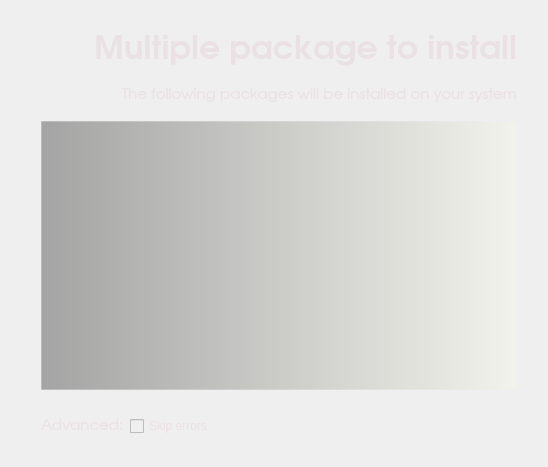
First picture: the form in modules_uic/multipleinstallator.ui, repository hmikihth/package-wizard, before the edit.
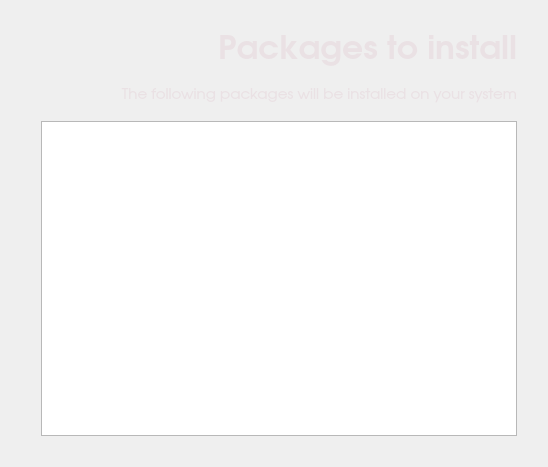
Second picture: the form after the edit.

```diff
--- a/modules_uic/multipleinstallator.ui
+++ b/modules_uic/multipleinstallator.ui
@@ -11,7 +11,7 @@
    </rect>
   </property>
   <property name="windowTitle">
-   <string>Installator</string>
+   <string>Informations</string>
   </property>
   <property name="styleSheet">
    <string>color: rgb(234, 225, 228);</string>
@@ -20,150 +20,7 @@
    <item row="5" column="1">
     <layout class="QVBoxLayout" name="verticalLayout">
      <item>
-      <widget class="QListWidget" name="listInstallator">
-       <property name="sizePolicy">
-        <sizepolicy hsizetype="Expanding" vsizetype="Expanding">
-         <horstretch>0</horstretch>
-         <verstretch>0</verstretch>
-        </sizepolicy>
-       </property>
-       <property name="minimumSize">
-        <size>
-         <width>0</width>
-         <height>0</height>
-        </size>
-       </property>
-       <property name="styleSheet">
-        <string notr="true">#listInstallator{background-color: qlineargradient(spread:pad, x1:0, y1:0, x2:1, y2:0, stop:0 rgba(0, 0, 0, 81), stop:0.00537634 rgba(0, 0, 0, 80), stop:1 rgba(250, 250, 230, 80));
-
-border: 1px solid rgb(236, 236, 236, 80);}</string>
-       </property>
-       <property name="frameShape">
-        <enum>QFrame::NoFrame</enum>
-       </property>
-       <property name="frameShadow">
-        <enum>QFrame::Sunken</enum>
-       </property>
-       <property name="dragDropMode">
-        <enum>QAbstractItemView::NoDragDrop</enum>
-       </property>
-       <property name="alternatingRowColors">
-        <bool>false</bool>
-       </property>
-       <property name="textElideMode">
-        <enum>Qt::ElideRight</enum>
-       </property>
-       <property name="verticalScrollMode">
-        <enum>QAbstractItemView::ScrollPerPixel</enum>
-       </property>
-       <property name="horizontalScrollMode">
-        <enum>QAbstractItemView::ScrollPerPixel</enum>
-       </property>
-       <property name="movement">
-        <enum>QListView::Static</enum>
-       </property>
-       <property name="flow">
-        <enum>QListView::LeftToRight</enum>
-       </property>
-       <property name="isWrapping" stdset="0">
-        <bool>true</bool>
-       </property>
-       <property name="resizeMode">
-        <enum>QListView::Adjust</enum>
-       </property>
-       <property name="layoutMode">
-        <enum>QListView::SinglePass</enum>
-       </property>
-       <property name="spacing">
-        <number>0</number>
-       </property>
-       <property name="gridSize">
-        <size>
-         <width>170</width>
-         <height>180</height>
-        </size>
-       </property>
-       <property name="viewMode">
-        <enum>QListView::IconMode</enum>
-       </property>
-       <property name="modelColumn">
-        <number>0</number>
-       </property>
-       <property name="uniformItemSizes">
-        <bool>true</bool>
-       </property>
-       <property name="batchSize">
-        <number>1</number>
-       </property>
-       <property name="wordWrap">
-        <bool>true</bool>
-       </property>
-       <property name="selectionRectVisible">
-        <bool>true</bool>
-       </property>
-      </widget>
-     </item>
-     <item>
-      <spacer name="verticalSpacer_3">
-       <property name="orientation">
-        <enum>Qt::Vertical</enum>
-       </property>
-       <property name="sizeType">
-        <enum>QSizePolicy::Fixed</enum>
-       </property>
-       <property name="sizeHint" stdset="0">
-        <size>
-         <width>20</width>
-         <height>20</height>
-        </size>
-       </property>
-      </spacer>
-     </item>
-     <item>
-      <layout class="QHBoxLayout" name="horizontalLayout">
-       <item>
-        <widget class="QLabel" name="advancedlabel">
-         <property name="font">
-          <font>
-           <family>URW Gothic L</family>
-           <pointsize>11</pointsize>
-          </font>
-         </property>
-         <property name="text">
-          <string>Advanced:</string>
-         </property>
-        </widget>
-       </item>
-       <item>
-        <widget class="QCheckBox" name="checkBox">
-         <property name="enabled">
-          <bool>false</bool>
-         </property>
-         <property name="styleSheet">
-          <string notr="true"/>
-         </property>
-         <property name="text">
-          <string>Skip errors</string>
-         </property>
-        </widget>
-       </item>
-       <item>
-        <spacer name="horizontalSpacer_5">
-         <property name="orientation">
-          <enum>Qt::Horizontal</enum>
-         </property>
-         <property name="sizeType">
-          <enum>QSizePolicy::Expanding</enum>
-         </property>
-         <property name="sizeHint" stdset="0">
-          <size>
-           <width>20</width>
-           <height>20</height>
-          </size>
-         </property>
-        </spacer>
-       </item>
-      </layout>
+      <widget class="QTextBrowser" name="textBrowser"/>
      </item>
     </layout>
    </item>
@@ -200,7 +57,7 @@
     </spacer>
    </item>
    <item row="3" column="1">
-    <widget class="QLabel" name="labelMouseDesc">
+    <widget class="QLabel" name="descLabel">
      <property name="sizePolicy">
       <sizepolicy hsizetype="Expanding" vsizetype="Preferred">
        <horstretch>0</horstretch>
@@ -257,7 +114,7 @@
       <string/>
      </property>
      <property name="text">
-      <string>Multiple package to install</string>
+      <string>Packages to install</string>
      </property>
      <property name="alignment">
       <set>Qt::AlignRight|Qt::AlignTrailing|Qt::AlignVCenter</set>
```
